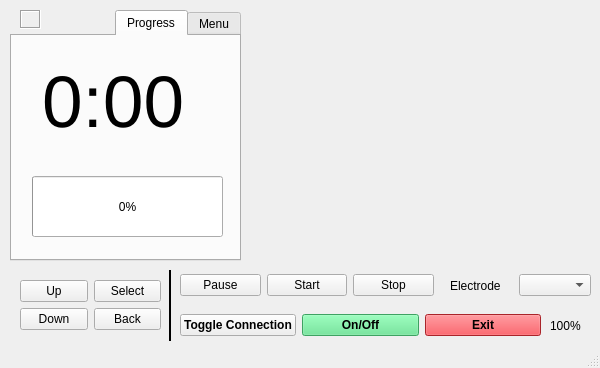
Before: the Qt Designer form Neuroset/mainwindow.ui in arthur-dao/Neuroset-Simulator, drawn with Qt 5.
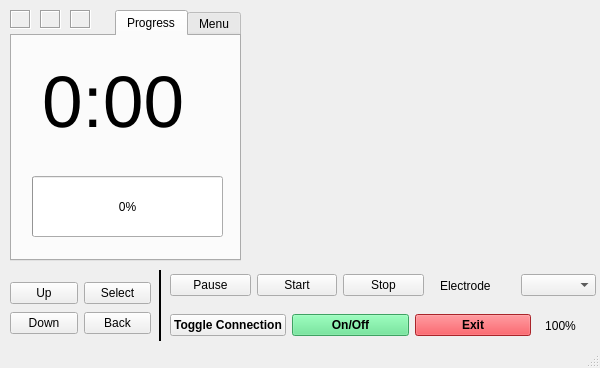
After: the same form once the commit is applied. Custom widgets are drawn as their Qt base class.

```diff
--- a/Neuroset/mainwindow.ui
+++ b/Neuroset/mainwindow.ui
@@ -17,7 +17,7 @@
    <widget class="QWidget" name="horizontalLayoutWidget">
     <property name="geometry">
      <rect>
-      <x>180</x>
+      <x>170</x>
       <y>270</y>
       <width>254</width>
       <height>31</height>
@@ -50,7 +50,7 @@
    <widget class="QLabel" name="batteryIndicator">
     <property name="geometry">
      <rect>
-      <x>550</x>
+      <x>540</x>
       <y>310</y>
       <width>41</width>
       <height>31</height>
@@ -62,6 +62,9 @@
     <property name="text">
      <string>100%</string>
     </property>
+    <property name="alignment">
+     <set>Qt::AlignCenter</set>
+    </property>
    </widget>
    <widget class="QTabWidget" name="tabWidget">
     <property name="geometry">
@@ -185,7 +188,7 @@
    <widget class="QLedLabel" name="deviceStatus">
     <property name="geometry">
      <rect>
-      <x>20</x>
+      <x>10</x>
       <y>10</y>
       <width>21</width>
       <height>19</height>
@@ -204,10 +207,10 @@
    <widget class="QWidget" name="gridLayoutWidget">
     <property name="geometry">
      <rect>
-      <x>20</x>
+      <x>10</x>
       <y>280</y>
       <width>141</width>
-      <height>51</height>
+      <height>58</height>
      </rect>
     </property>
     <layout class="QGridLayout" name="MenuControls">
@@ -244,9 +247,9 @@
    <widget class="QWidget" name="horizontalLayoutWidget_2">
     <property name="geometry">
      <rect>
-      <x>450</x>
+      <x>440</x>
       <y>270</y>
-      <width>141</width>
+      <width>156</width>
       <height>31</height>
      </rect>
     </property>
@@ -266,7 +269,7 @@
    <widget class="QWidget" name="horizontalLayoutWidget_3">
     <property name="geometry">
      <rect>
-      <x>180</x>
+      <x>170</x>
       <y>310</y>
       <width>361</width>
       <height>31</height>
@@ -323,7 +326,7 @@
    <widget class="Line" name="line">
     <property name="geometry">
      <rect>
-      <x>160</x>
+      <x>150</x>
       <y>270</y>
       <width>20</width>
       <height>71</height>
@@ -345,6 +348,44 @@
      <enum>Qt::Vertical</enum>
     </property>
    </widget>
+   <widget class="QLedLabel" name="treatmentLed">
+    <property name="geometry">
+     <rect>
+      <x>40</x>
+      <y>10</y>
+      <width>21</width>
+      <height>19</height>
+     </rect>
+    </property>
+    <property name="frameShape">
+     <enum>QFrame::Box</enum>
+    </property>
+    <property name="frameShadow">
+     <enum>QFrame::Sunken</enum>
+    </property>
+    <property name="text">
+     <string/>
+    </property>
+   </widget>
+   <widget class="QLedLabel" name="contactLostLed">
+    <property name="geometry">
+     <rect>
+      <x>70</x>
+      <y>10</y>
+      <width>21</width>
+      <height>19</height>
+     </rect>
+    </property>
+    <property name="frameShape">
+     <enum>QFrame::Box</enum>
+    </property>
+    <property name="frameShadow">
+     <enum>QFrame::Sunken</enum>
+    </property>
+    <property name="text">
+     <string/>
+    </property>
+   </widget>
   </widget>
   <widget class="QStatusBar" name="statusbar"/>
  </widget>
```
Left out of the diff: 2 changed lines with no effect on the pictures.
